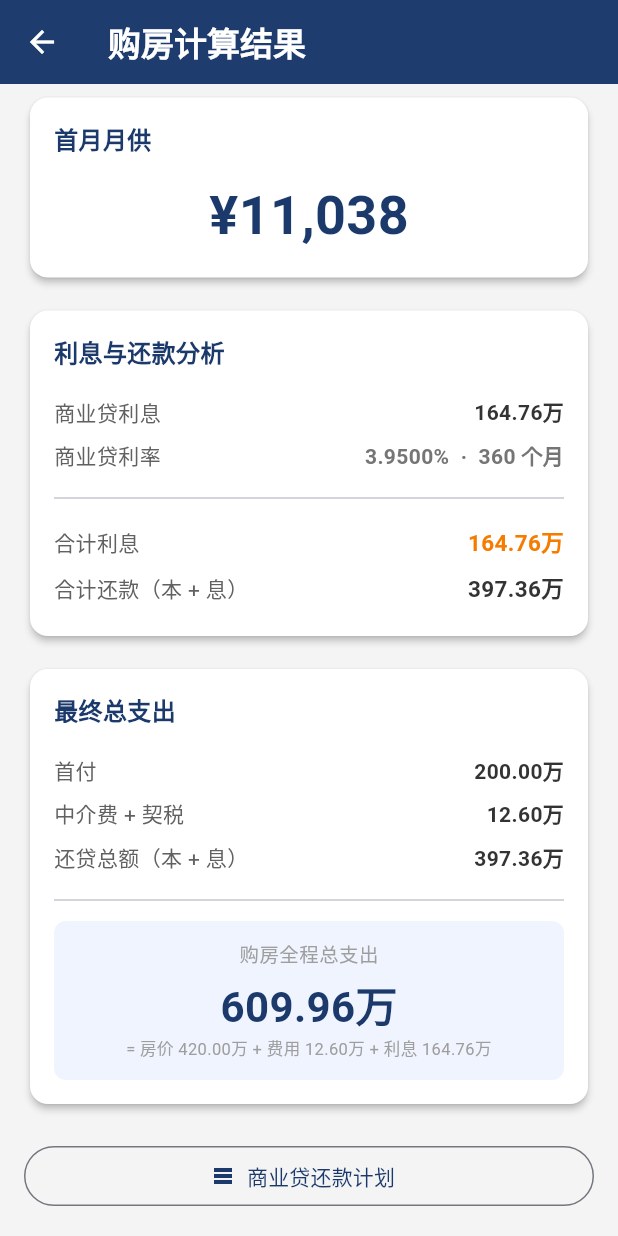
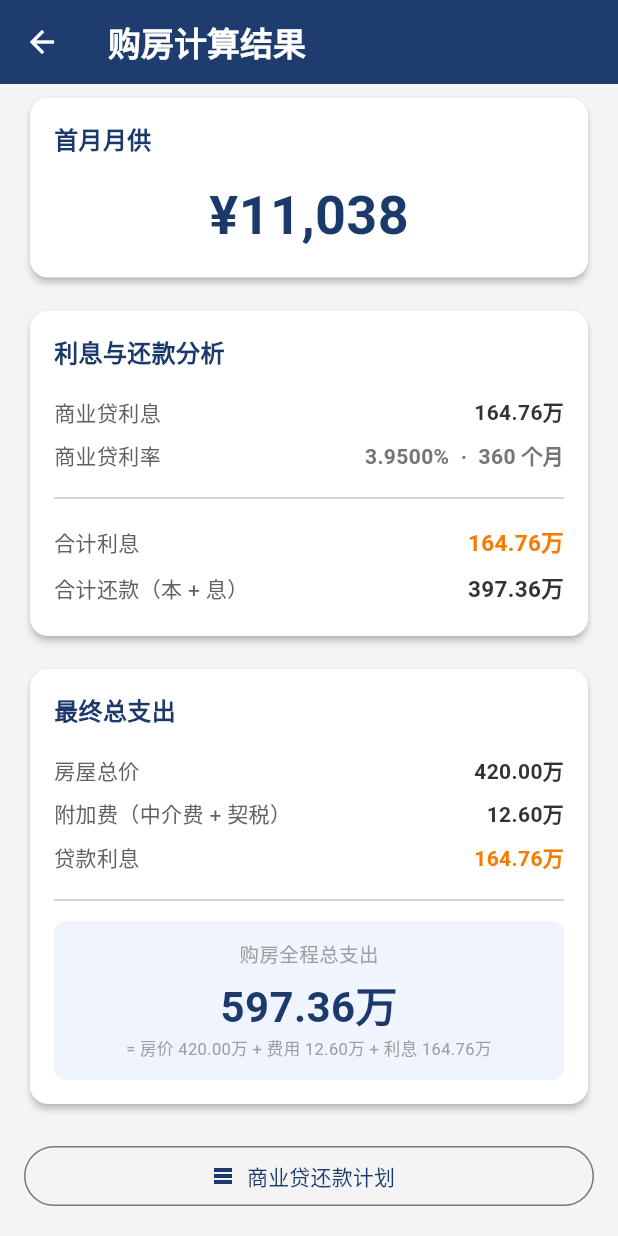
Before and after one commit to bitupbitwin/Mortgage-Calculator, a Flutter app: the HouseResultScreen screen opened directly, scrolled down 347 dp, on a phone screen of 412 x 824 dp. Run offline on Flutter 3.47's test engine with Material 3 defaults, Android fonts, the phone set to English and light mode, and no system bars; our stand-ins replace fl_chart, flutter_riverpod, shared_preferences; accounts and stored records are empty.

Commit message:
Fix grand total double-counting fees and add HouseInput type annotations
house_result_screen.dart: _GrandTotalCard was computing grandTotal as
downPayment + extraCost + totalPaid, which double-counted the agent fee
and deed tax — extraCost is already embedded in totalPaid via the loan
principal (totalLoan = totalCost - downPayment = housePrice + extraCost -
downPayment). Correct formula: grandTotal = housePrice + extraCost +
totalInterest (= downPayment + totalPaid). Row items changed to match
the cost-composition view (房屋总价 / 附加费 / 贷款利息) so rows sum
correctly to the grand total.

house_screen.dart: add HouseInput type annotation to all six private
_buildXxx methods whose parameters were previously untyped (dynamic).

https://claude.ai/code/session_0157Rad21Vr2RdAG8HHcHXrK

```diff
--- a/lib/features/house/house_result_screen.dart
+++ b/lib/features/house/house_result_screen.dart
@@ -260,19 +260,22 @@ class _GrandTotalCard extends StatelessWidget {
 
   @override
   Widget build(BuildContext context) {
-    final grandTotal = input.downPayment + input.extraCost + result.totalPaid;
+    // grandTotal = housePrice + extraCost + totalInterest
+    // = downPayment + totalPaid (两种等价写法，费用不重复计入)
+    final grandTotal = input.housePrice + input.extraCost + result.totalInterest;
 
     return _ResultCard(
       title: '最终总支出',
       children: [
-        _Row(label: '首付', value: formatWan(input.downPayment)),
+        _Row(label: '房屋总价', value: formatWan(input.housePrice)),
         _Row(
-          label: '中介费 + 契税',
+          label: '附加费（中介费 + 契税）',
           value: formatWan(input.extraCost),
         ),
         _Row(
-          label: '还贷总额（本 + 息）',
-          value: formatWan(result.totalPaid),
+          label: '贷款利息',
+          value: formatWan(result.totalInterest),
+          valueColor: Colors.orange[700],
         ),
         const _HDivider(),
         Container(
```
Also changed, not shown: lib/features/house/house_screen.dart (+6 -6 lines).
